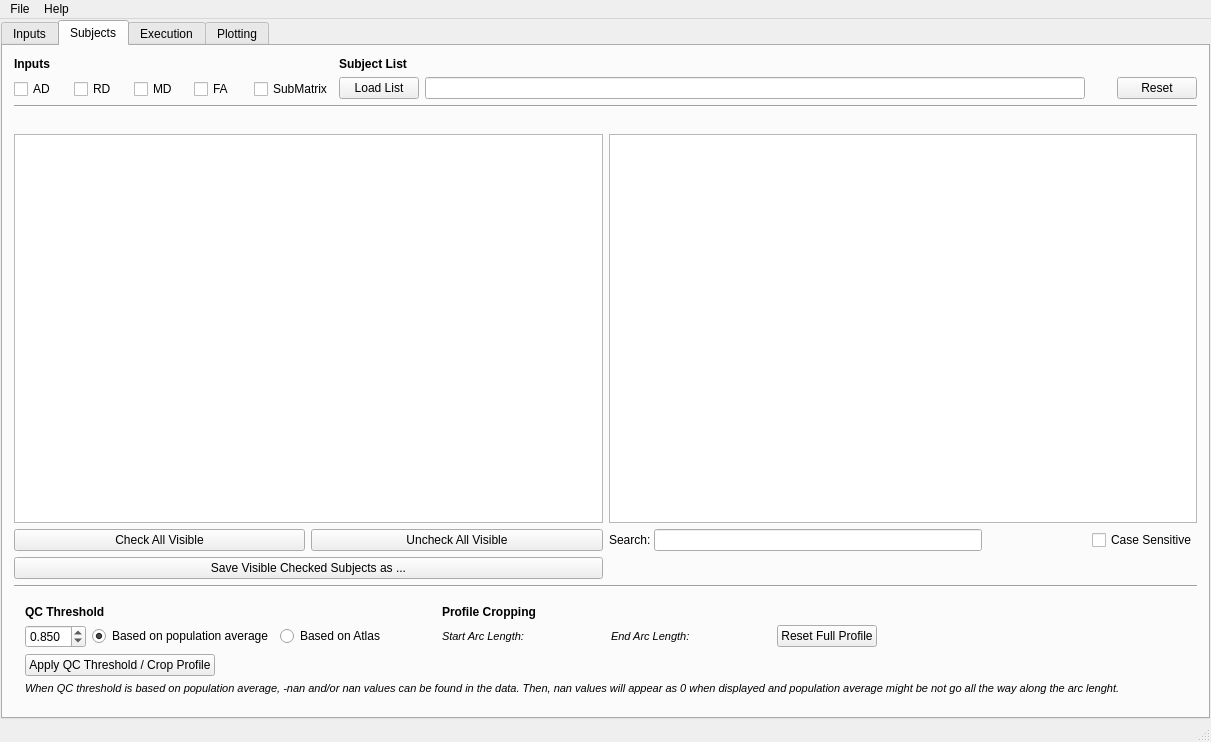
This is FADTTSWindow.ui in jeantm/FADTTS as Qt 5 draws it before an edit. The edited form follows.
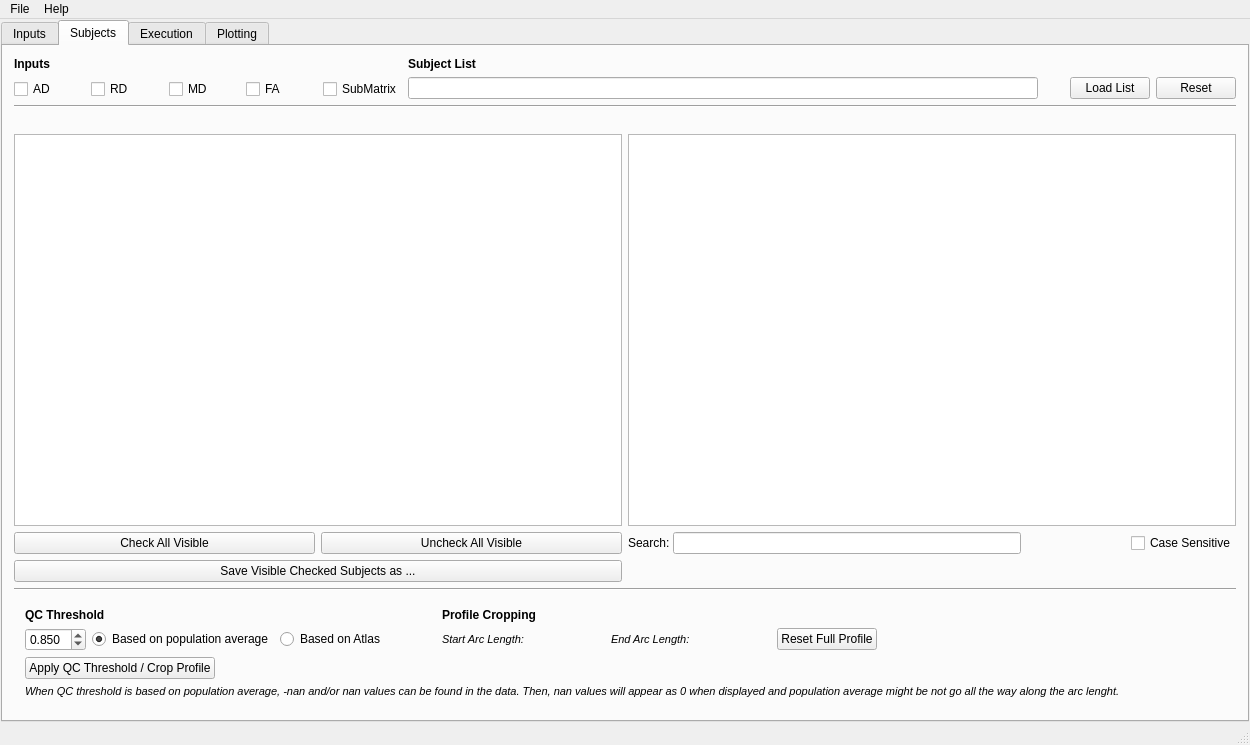
This is the edited form. The open tabs and pages were chosen to show the change. Icons and pictures are not drawn. Custom widgets are drawn as their Qt base class.

Commit message:
Project FADTTS Bug fixed
- if binary covariate only has 1 or 0, matlab would crash when plotting raw data and raw stats --> FIXED

The edit to the form file:
```diff
--- a/FADTTSWindow.ui
+++ b/FADTTSWindow.ui
@@ -9,8 +9,8 @@
    <rect>
     <x>0</x>
     <y>0</y>
-    <width>1211</width>
-    <height>742</height>
+    <width>1250</width>
+    <height>745</height>
    </rect>
   </property>
   <property name="sizePolicy">
@@ -875,434 +875,7 @@
         <string>Subjects</string>
        </attribute>
        <layout class="QGridLayout" name="gridLayout_5">
-        <item row="4" column="0" colspan="2">
-         <widget class="Line" name="subjectTab_line_2">
-          <property name="orientation">
-           <enum>Qt::Horizontal</enum>
-          </property>
-         </widget>
-        </item>
-        <item row="0" column="0">
-         <widget class="QWidget" name="subjectTab_inputAvailable_widget" native="true">
-          <property name="sizePolicy">
-           <sizepolicy hsizetype="Fixed" vsizetype="Preferred">
-            <horstretch>0</horstretch>
-            <verstretch>0</verstretch>
-           </sizepolicy>
-          </property>
-          <layout class="QGridLayout" name="gridLayout_9">
-           <property name="margin">
-            <number>0</number>
-           </property>
-           <item row="1" column="1">
-            <widget class="QCheckBox" name="para_subjectTab_adFile_checkBox">
-             <property name="sizePolicy">
-              <sizepolicy hsizetype="Preferred" vsizetype="Fixed">
-               <horstretch>0</horstretch>
-               <verstretch>0</verstretch>
-              </sizepolicy>
-             </property>
-             <property name="minimumSize">
-              <size>
-               <width>54</width>
-               <height>0</height>
-              </size>
-             </property>
-             <property name="text">
-              <string>AD </string>
-             </property>
-            </widget>
-           </item>
-           <item row="1" column="3">
-            <widget class="QCheckBox" name="para_subjectTab_rdFile_checkBox">
-             <property name="sizePolicy">
-              <sizepolicy hsizetype="Preferred" vsizetype="Fixed">
-               <horstretch>0</horstretch>
-               <verstretch>0</verstretch>
-              </sizepolicy>
-             </property>
-             <property name="minimumSize">
-              <size>
-               <width>54</width>
-               <height>0</height>
-              </size>
-             </property>
-             <property name="text">
-              <string>RD </string>
-             </property>
-            </widget>
-           </item>
-           <item row="0" column="1">
-            <widget class="QLabel" name="subjectTab_inputAvailable_label">
-             <property name="sizePolicy">
-              <sizepolicy hsizetype="Preferred" vsizetype="Preferred">
-               <horstretch>0</horstretch>
-               <verstretch>0</verstretch>
-              </sizepolicy>
-             </property>
-             <property name="text">
-              <string>&lt;html&gt;&lt;head/&gt;&lt;body&gt;&lt;p&gt;&lt;span style=&quot; font-weight:600;&quot;&gt;Inputs&lt;/span&gt;&lt;/p&gt;&lt;/body&gt;&lt;/html&gt;</string>
-             </property>
-             <property name="alignment">
-              <set>Qt::AlignLeading|Qt::AlignLeft|Qt::AlignTop</set>
-             </property>
-            </widget>
-           </item>
-           <item row="1" column="6">
-            <widget class="QCheckBox" name="para_subjectTab_subMatrixFile_checkBox">
-             <property name="sizePolicy">
-              <sizepolicy hsizetype="Preferred" vsizetype="Fixed">
-               <horstretch>0</horstretch>
-               <verstretch>0</verstretch>
-              </sizepolicy>
-             </property>
-             <property name="text">
-              <string>SubMatrix</string>
-             </property>
-            </widget>
-           </item>
-           <item row="1" column="4">
-            <widget class="QCheckBox" name="para_subjectTab_mdFile_checkBox">
-             <property name="sizePolicy">
-              <sizepolicy hsizetype="Preferred" vsizetype="Fixed">
-               <horstretch>0</horstretch>
-               <verstretch>0</verstretch>
-              </sizepolicy>
-             </property>
-             <property name="minimumSize">
-              <size>
-               <width>54</width>
-               <height>0</height>
-              </size>
-             </property>
-             <property name="text">
-              <string>MD </string>
-             </property>
-            </widget>
-           </item>
-           <item row="1" column="5">
-            <widget class="QCheckBox" name="para_subjectTab_faFile_checkBox">
-             <property name="sizePolicy">
-              <sizepolicy hsizetype="Preferred" vsizetype="Fixed">
-               <horstretch>0</horstretch>
-               <verstretch>0</verstretch>
-              </sizepolicy>
-             </property>
-             <property name="minimumSize">
-              <size>
-               <width>54</width>
-               <height>0</height>
-              </size>
-             </property>
-             <property name="text">
-              <string>FA </string>
-             </property>
-            </widget>
-           </item>
-          </layout>
-         </widget>
-        </item>
-        <item row="0" column="1">
-         <widget class="QWidget" name="subjectTab_subjectFile_widget" native="true">
-          <layout class="QGridLayout" name="gridLayout">
-           <property name="margin">
-            <number>0</number>
-           </property>
-           <item row="1" column="0">
-            <widget class="QPushButton" name="subjectTab_loadSubjectFile_PushButton">
-             <property name="sizePolicy">
-              <sizepolicy hsizetype="Fixed" vsizetype="Fixed">
-               <horstretch>0</horstretch>
-               <verstretch>0</verstretch>
-              </sizepolicy>
-             </property>
-             <property name="text">
-              <string>Load List</string>
-             </property>
-            </widget>
-           </item>
-           <item row="1" column="1">
-            <widget class="QLineEdit" name="para_subjectTab_subjectFile_lineEdit">
-             <property name="sizePolicy">
-              <sizepolicy hsizetype="Preferred" vsizetype="Fixed">
-               <horstretch>0</horstretch>
-               <verstretch>0</verstretch>
-              </sizepolicy>
-             </property>
-             <property name="minimumSize">
-              <size>
-               <width>630</width>
-               <height>0</height>
-              </size>
-             </property>
-            </widget>
-           </item>
-           <item row="1" column="2">
-            <widget class="QLabel" name="subjectTab_iconLoadSubjectFile_label">
-             <property name="sizePolicy">
-              <sizepolicy hsizetype="Fixed" vsizetype="Preferred">
-               <horstretch>0</horstretch>
-               <verstretch>0</verstretch>
-              </sizepolicy>
-             </property>
-             <property name="minimumSize">
-              <size>
-               <width>20</width>
-               <height>0</height>
-              </size>
-             </property>
-             <property name="text">
-              <string/>
-             </property>
-            </widget>
-           </item>
-           <item row="1" column="3">
-            <widget class="QPushButton" name="subjectTab_resetSubjectFile_pushButton">
-             <property name="sizePolicy">
-              <sizepolicy hsizetype="Fixed" vsizetype="Fixed">
-               <horstretch>0</horstretch>
-               <verstretch>0</verstretch>
-              </sizepolicy>
-             </property>
-             <property name="text">
-              <string>Reset</string>
-             </property>
-            </widget>
-           </item>
-           <item row="0" column="0">
-            <widget class="QLabel" name="subjectTab_subjectFile_label">
-             <property name="text">
-              <string>&lt;html&gt;&lt;head/&gt;&lt;body&gt;&lt;p&gt;&lt;span style=&quot; font-weight:600;&quot;&gt;Subject List&lt;/span&gt;&lt;/p&gt;&lt;/body&gt;&lt;/html&gt;</string>
-             </property>
-            </widget>
-           </item>
-          </layout>
-         </widget>
-        </item>
-        <item row="3" column="0" colspan="2">
-         <widget class="QWidget" name="subjectTab_subjectsList_widget" native="true">
-          <property name="sizePolicy">
-           <sizepolicy hsizetype="Expanding" vsizetype="Expanding">
-            <horstretch>0</horstretch>
-            <verstretch>0</verstretch>
-           </sizepolicy>
-          </property>
-          <layout class="QVBoxLayout" name="verticalLayout_5">
-           <property name="margin">
-            <number>0</number>
-           </property>
-           <item>
-            <layout class="QGridLayout" name="subjectTab_subjects_gridLayout">
-             <item row="2" column="1">
-              <widget class="QPushButton" name="subjectTab_unCheckAllVisible_pushButton">
-               <property name="sizePolicy">
-                <sizepolicy hsizetype="Preferred" vsizetype="Fixed">
-                 <horstretch>0</horstretch>
-                 <verstretch>0</verstretch>
-                </sizepolicy>
-               </property>
-               <property name="text">
-                <string>Uncheck All Visible</string>
-               </property>
-              </widget>
-             </item>
-             <item row="0" column="0">
-              <widget class="QLabel" name="subjectTab_checkedSubjectsInformation_label">
-               <property name="sizePolicy">
-                <sizepolicy hsizetype="Preferred" vsizetype="Fixed">
-                 <horstretch>0</horstretch>
-                 <verstretch>0</verstretch>
-                </sizepolicy>
-               </property>
-               <property name="minimumSize">
-                <size>
-                 <width>0</width>
-                 <height>0</height>
-                </size>
-               </property>
-               <property name="text">
-                <string/>
-               </property>
-              </widget>
-             </item>
-             <item row="0" column="1">
-              <widget class="QLabel" name="subjectTab_matchedSubjectsInformation_label">
-               <property name="sizePolicy">
-                <sizepolicy hsizetype="Preferred" vsizetype="Fixed">
-                 <horstretch>0</horstretch>
-                 <verstretch>0</verstretch>
-                </sizepolicy>
-               </property>
-               <property name="text">
-                <string/>
-               </property>
-               <property name="alignment">
-                <set>Qt::AlignRight|Qt::AlignTop|Qt::AlignTrailing</set>
-               </property>
-              </widget>
-             </item>
-             <item row="1" column="0" colspan="4">
-              <layout class="QHBoxLayout" name="subjectTab_subjectDisplay_horizontalLayout">
-               <item>
-                <widget class="QListWidget" name="subjectTab_matchedSubjectsInformation_listWidget">
-                 <property name="sizePolicy">
-                  <sizepolicy hsizetype="Expanding" vsizetype="Expanding">
-                   <horstretch>0</horstretch>
-                   <verstretch>0</verstretch>
-                  </sizepolicy>
-                 </property>
-                 <property name="minimumSize">
-                  <size>
-                   <width>0</width>
-                   <height>0</height>
-                  </size>
-                 </property>
-                 <property name="baseSize">
-                  <size>
-                   <width>0</width>
-                   <height>0</height>
-                  </size>
-                 </property>
-                </widget>
-               </item>
-               <item>
-                <widget class="QListWidget" name="subjectTab_unmatchedSubjectsInformation_listWidget">
-                 <property name="sizePolicy">
-                  <sizepolicy hsizetype="Expanding" vsizetype="Expanding">
-                   <horstretch>0</horstretch>
-                   <verstretch>0</verstretch>
-                  </sizepolicy>
-                 </property>
-                </widget>
-               </item>
-              </layout>
-             </item>
-             <item row="2" column="0">
-              <widget class="QPushButton" name="subjectTab_checkAllVisible_pushButton">
-               <property name="sizePolicy">
-                <sizepolicy hsizetype="Preferred" vsizetype="Fixed">
-                 <horstretch>0</horstretch>
-                 <verstretch>0</verstretch>
-                </sizepolicy>
-               </property>
-               <property name="text">
-                <string>Check All Visible</string>
-               </property>
-              </widget>
-             </item>
-             <item row="0" column="3">
-              <widget class="QLabel" name="subjectTab_unmatchedSubjectsInformation_label">
-               <property name="sizePolicy">
-                <sizepolicy hsizetype="Preferred" vsizetype="Fixed">
-                 <horstretch>0</horstretch>
-                 <verstretch>0</verstretch>
-                </sizepolicy>
-               </property>
-               <property name="text">
-                <string/>
-               </property>
-               <property name="alignment">
-                <set>Qt::AlignRight|Qt::AlignTrailing|Qt::AlignVCenter</set>
-               </property>
-              </widget>
-             </item>
-             <item row="3" column="0" colspan="2">
-              <widget class="QPushButton" name="subjectTab_saveCheckedSubjects_pushButton">
-               <property name="sizePolicy">
-                <sizepolicy hsizetype="Preferred" vsizetype="Fixed">
-                 <horstretch>0</horstretch>
-                 <verstretch>0</verstretch>
-                </sizepolicy>
-               </property>
-               <property name="text">
-                <string>Save Visible Checked Subjects as ...</string>
-               </property>
-              </widget>
-             </item>
-             <item row="2" column="2" colspan="2">
-              <layout class="QHBoxLayout" name="subjectTab_search_horizontalLayout">
-               <property name="spacing">
-                <number>0</number>
-               </property>
-               <item>
-                <widget class="QLabel" name="subjectTab_search_label">
-                 <property name="sizePolicy">
-                  <sizepolicy hsizetype="Fixed" vsizetype="Maximum">
-                   <horstretch>0</horstretch>
-                   <verstretch>0</verstretch>
-                  </sizepolicy>
-                 </property>
-                 <property name="text">
-                  <string>Search: </string>
-                 </property>
-                </widget>
-               </item>
-               <item>
-                <widget class="QLineEdit" name="subjectTab_search_lineEdit">
-                 <property name="sizePolicy">
-                  <sizepolicy hsizetype="Preferred" vsizetype="Fixed">
-                   <horstretch>0</horstretch>
-                   <verstretch>0</verstretch>
-                  </sizepolicy>
-                 </property>
-                </widget>
-               </item>
-               <item>
-                <widget class="QLabel" name="subjectTab_nbrFound_label">
-                 <property name="sizePolicy">
-                  <sizepolicy hsizetype="Fixed" vsizetype="Preferred">
-                   <horstretch>0</horstretch>
-                   <verstretch>0</verstretch>
-                  </sizepolicy>
-                 </property>
-                 <property name="minimumSize">
-                  <size>
-                   <width>110</width>
-                   <height>0</height>
-                  </size>
-                 </property>
-                 <property name="text">
-                  <string/>
-                 </property>
-                 <property name="alignment">
-                  <set>Qt::AlignCenter</set>
-                 </property>
-                 <property name="margin">
-                  <number>1</number>
-                 </property>
-                </widget>
-               </item>
-               <item>
-                <widget class="QCheckBox" name="subjectTab_caseSensitive_checkBox">
-                 <property name="sizePolicy">
-                  <sizepolicy hsizetype="Fixed" vsizetype="Fixed">
-                   <horstretch>0</horstretch>
-                   <verstretch>0</verstretch>
-                  </sizepolicy>
-                 </property>
-                 <property name="text">
-                  <string>Case Sensitive</string>
-                 </property>
-                 <property name="checked">
-                  <bool>false</bool>
-                 </property>
-                </widget>
-               </item>
-              </layout>
-             </item>
-            </layout>
-           </item>
-          </layout>
-         </widget>
-        </item>
-        <item row="2" column="0" colspan="2">
-         <widget class="Line" name="subjectTab_line">
-          <property name="orientation">
-           <enum>Qt::Horizontal</enum>
-          </property>
-         </widget>
-        </item>
-        <item row="5" column="0" colspan="2">
+        <item row="6" column="0" colspan="2">
          <widget class="QWidget" name="subjectTab_qcThreshold_widget" native="true">
           <property name="sizePolicy">
            <sizepolicy hsizetype="Preferred" vsizetype="Preferred">
@@ -1533,6 +1106,417 @@
           </layout>
          </widget>
         </item>
+        <item row="3" column="0" colspan="2">
+         <widget class="Line" name="subjectTab_line">
+          <property name="orientation">
+           <enum>Qt::Horizontal</enum>
+          </property>
+         </widget>
+        </item>
+        <item row="4" column="0" colspan="2">
+         <widget class="QWidget" name="subjectTab_subjectsList_widget" native="true">
+          <property name="sizePolicy">
+           <sizepolicy hsizetype="Expanding" vsizetype="Expanding">
+            <horstretch>0</horstretch>
+            <verstretch>0</verstretch>
+           </sizepolicy>
+          </property>
+          <layout class="QVBoxLayout" name="verticalLayout_5">
+           <property name="margin">
+            <number>0</number>
+           </property>
+           <item>
+            <layout class="QGridLayout" name="subjectTab_subjects_gridLayout">
+             <item row="2" column="1">
+              <widget class="QPushButton" name="subjectTab_unCheckAllVisible_pushButton">
+               <property name="sizePolicy">
+                <sizepolicy hsizetype="Preferred" vsizetype="Fixed">
+                 <horstretch>0</horstretch>
+                 <verstretch>0</verstretch>
+                </sizepolicy>
+               </property>
+               <property name="text">
+                <string>Uncheck All Visible</string>
+               </property>
+              </widget>
+             </item>
+             <item row="0" column="0">
+              <widget class="QLabel" name="subjectTab_checkedSubjectsInformation_label">
+               <property name="sizePolicy">
+                <sizepolicy hsizetype="Preferred" vsizetype="Fixed">
+                 <horstretch>0</horstretch>
+                 <verstretch>0</verstretch>
+                </sizepolicy>
+               </property>
+               <property name="minimumSize">
+                <size>
+                 <width>0</width>
+                 <height>0</height>
+                </size>
+               </property>
+               <property name="text">
+                <string/>
+               </property>
+              </widget>
+             </item>
+             <item row="0" column="1">
+              <widget class="QLabel" name="subjectTab_matchedSubjectsInformation_label">
+               <property name="sizePolicy">
+                <sizepolicy hsizetype="Preferred" vsizetype="Fixed">
+                 <horstretch>0</horstretch>
+                 <verstretch>0</verstretch>
+                </sizepolicy>
+               </property>
+               <property name="text">
+                <string/>
+               </property>
+               <property name="alignment">
+                <set>Qt::AlignRight|Qt::AlignTop|Qt::AlignTrailing</set>
+               </property>
+              </widget>
+             </item>
+             <item row="1" column="0" colspan="4">
+              <layout class="QHBoxLayout" name="subjectTab_subjectDisplay_horizontalLayout">
+               <item>
+                <widget class="QListWidget" name="subjectTab_matchedSubjectsInformation_listWidget">
+                 <property name="sizePolicy">
+                  <sizepolicy hsizetype="Expanding" vsizetype="Expanding">
+                   <horstretch>0</horstretch>
+                   <verstretch>0</verstretch>
+                  </sizepolicy>
+                 </property>
+                 <property name="minimumSize">
+                  <size>
+                   <width>0</width>
+                   <height>0</height>
+                  </size>
+                 </property>
+                 <property name="baseSize">
+                  <size>
+                   <width>0</width>
+                   <height>0</height>
+                  </size>
+                 </property>
+                </widget>
+               </item>
+               <item>
+                <widget class="QListWidget" name="subjectTab_unmatchedSubjectsInformation_listWidget">
+                 <property name="sizePolicy">
+                  <sizepolicy hsizetype="Expanding" vsizetype="Expanding">
+                   <horstretch>0</horstretch>
+                   <verstretch>0</verstretch>
+                  </sizepolicy>
+                 </property>
+                </widget>
+               </item>
+              </layout>
+             </item>
+             <item row="2" column="0">
+              <widget class="QPushButton" name="subjectTab_checkAllVisible_pushButton">
+               <property name="sizePolicy">
+                <sizepolicy hsizetype="Preferred" vsizetype="Fixed">
+                 <horstretch>0</horstretch>
+                 <verstretch>0</verstretch>
+                </sizepolicy>
+               </property>
+               <property name="text">
+                <string>Check All Visible</string>
+               </property>
+              </widget>
+             </item>
+             <item row="0" column="3">
+              <widget class="QLabel" name="subjectTab_unmatchedSubjectsInformation_label">
+               <property name="sizePolicy">
+                <sizepolicy hsizetype="Preferred" vsizetype="Fixed">
+                 <horstretch>0</horstretch>
+                 <verstretch>0</verstretch>
+                </sizepolicy>
+               </property>
+               <property name="text">
+                <string/>
+               </property>
+               <property name="alignment">
+                <set>Qt::AlignRight|Qt::AlignTrailing|Qt::AlignVCenter</set>
+               </property>
+              </widget>
+             </item>
+             <item row="3" column="0" colspan="2">
+              <widget class="QPushButton" name="subjectTab_saveCheckedSubjects_pushButton">
+               <property name="sizePolicy">
+                <sizepolicy hsizetype="Preferred" vsizetype="Fixed">
+                 <horstretch>0</horstretch>
+                 <verstretch>0</verstretch>
+                </sizepolicy>
+               </property>
+               <property name="text">
+                <string>Save Visible Checked Subjects as ...</string>
+               </property>
+              </widget>
+             </item>
+             <item row="2" column="2" colspan="2">
+              <layout class="QHBoxLayout" name="subjectTab_search_horizontalLayout">
+               <property name="spacing">
+                <number>0</number>
+               </property>
+               <item>
+                <widget class="QLabel" name="subjectTab_search_label">
+                 <property name="sizePolicy">
+                  <sizepolicy hsizetype="Fixed" vsizetype="Maximum">
+                   <horstretch>0</horstretch>
+                   <verstretch>0</verstretch>
+                  </sizepolicy>
+                 </property>
+                 <property name="text">
+                  <string>Search: </string>
+                 </property>
+                </widget>
+               </item>
+               <item>
+                <widget class="QLineEdit" name="subjectTab_search_lineEdit">
+                 <property name="sizePolicy">
+                  <sizepolicy hsizetype="Preferred" vsizetype="Fixed">
+                   <horstretch>0</horstretch>
+                   <verstretch>0</verstretch>
+                  </sizepolicy>
+                 </property>
+                </widget>
+               </item>
+               <item>
+                <widget class="QLabel" name="subjectTab_nbrFound_label">
+                 <property name="sizePolicy">
+                  <sizepolicy hsizetype="Fixed" vsizetype="Preferred">
+                   <horstretch>0</horstretch>
+                   <verstretch>0</verstretch>
+                  </sizepolicy>
+                 </property>
+                 <property name="minimumSize">
+                  <size>
+                   <width>110</width>
+                   <height>0</height>
+                  </size>
+                 </property>
+                 <property name="text">
+                  <string/>
+                 </property>
+                 <property name="alignment">
+                  <set>Qt::AlignCenter</set>
+                 </property>
+                 <property name="margin">
+                  <number>1</number>
+                 </property>
+                </widget>
+               </item>
+               <item>
+                <widget class="QCheckBox" name="subjectTab_caseSensitive_checkBox">
+                 <property name="sizePolicy">
+                  <sizepolicy hsizetype="Fixed" vsizetype="Fixed">
+                   <horstretch>0</horstretch>
+                   <verstretch>0</verstretch>
+                  </sizepolicy>
+                 </property>
+                 <property name="text">
+                  <string>Case Sensitive</string>
+                 </property>
+                 <property name="checked">
+                  <bool>false</bool>
+                 </property>
+                </widget>
+               </item>
+              </layout>
+             </item>
+            </layout>
+           </item>
+          </layout>
+         </widget>
+        </item>
+        <item row="5" column="0" colspan="2">
+         <widget class="Line" name="subjectTab_line_2">
+          <property name="orientation">
+           <enum>Qt::Horizontal</enum>
+          </property>
+         </widget>
+        </item>
+        <item row="1" column="1">
+         <layout class="QGridLayout" name="subjectTab_subjectFile_gridLayout">
+          <item row="0" column="0">
+           <widget class="QLabel" name="subjectTab_subjectFile_label">
+            <property name="text">
+             <string>&lt;html&gt;&lt;head/&gt;&lt;body&gt;&lt;p&gt;&lt;span style=&quot; font-weight:600;&quot;&gt;Subject List&lt;/span&gt;&lt;/p&gt;&lt;/body&gt;&lt;/html&gt;</string>
+            </property>
+           </widget>
+          </item>
+          <item row="1" column="1">
+           <widget class="QLabel" name="subjectTab_iconLoadSubjectFile_label">
+            <property name="sizePolicy">
+             <sizepolicy hsizetype="Fixed" vsizetype="Preferred">
+              <horstretch>0</horstretch>
+              <verstretch>0</verstretch>
+             </sizepolicy>
+            </property>
+            <property name="minimumSize">
+             <size>
+              <width>20</width>
+              <height>0</height>
+             </size>
+            </property>
+            <property name="text">
+             <string/>
+            </property>
+           </widget>
+          </item>
+          <item row="1" column="0">
+           <widget class="QLineEdit" name="para_subjectTab_subjectFile_lineEdit">
+            <property name="sizePolicy">
+             <sizepolicy hsizetype="Preferred" vsizetype="Fixed">
+              <horstretch>0</horstretch>
+              <verstretch>0</verstretch>
+             </sizepolicy>
+            </property>
+            <property name="minimumSize">
+             <size>
+              <width>630</width>
+              <height>0</height>
+             </size>
+            </property>
+           </widget>
+          </item>
+          <item row="1" column="2">
+           <widget class="QPushButton" name="subjectTab_loadSubjectFile_PushButton">
+            <property name="sizePolicy">
+             <sizepolicy hsizetype="Fixed" vsizetype="Fixed">
+              <horstretch>0</horstretch>
+              <verstretch>0</verstretch>
+             </sizepolicy>
+            </property>
+            <property name="text">
+             <string>Load List</string>
+            </property>
+           </widget>
+          </item>
+          <item row="1" column="3">
+           <widget class="QPushButton" name="subjectTab_resetSubjectFile_pushButton">
+            <property name="sizePolicy">
+             <sizepolicy hsizetype="Fixed" vsizetype="Fixed">
+              <horstretch>0</horstretch>
+              <verstretch>0</verstretch>
+             </sizepolicy>
+            </property>
+            <property name="text">
+             <string>Reset</string>
+            </property>
+           </widget>
+          </item>
+         </layout>
+        </item>
+        <item row="1" column="0">
+         <layout class="QGridLayout" name="subjectTab_inputAvailable_gridLayout">
+          <item row="1" column="1">
+           <widget class="QCheckBox" name="para_subjectTab_rdFile_checkBox">
+            <property name="sizePolicy">
+             <sizepolicy hsizetype="Preferred" vsizetype="Fixed">
+              <horstretch>0</horstretch>
+              <verstretch>0</verstretch>
+             </sizepolicy>
+            </property>
+            <property name="minimumSize">
+             <size>
+              <width>54</width>
+              <height>0</height>
+             </size>
+            </property>
+            <property name="text">
+             <string>RD </string>
+            </property>
+           </widget>
+          </item>
+          <item row="1" column="2">
+           <widget class="QCheckBox" name="para_subjectTab_mdFile_checkBox">
+            <property name="sizePolicy">
+             <sizepolicy hsizetype="Preferred" vsizetype="Fixed">
+              <horstretch>0</horstretch>
+              <verstretch>0</verstretch>
+             </sizepolicy>
+            </property>
+            <property name="minimumSize">
+             <size>
+              <width>54</width>
+              <height>0</height>
+             </size>
+            </property>
+            <property name="text">
+             <string>MD </string>
+            </property>
+           </widget>
+          </item>
+          <item row="0" column="0">
+           <widget class="QLabel" name="subjectTab_inputAvailable_label">
+            <property name="sizePolicy">
+             <sizepolicy hsizetype="Preferred" vsizetype="Preferred">
+              <horstretch>0</horstretch>
+              <verstretch>0</verstretch>
+             </sizepolicy>
+            </property>
+            <property name="text">
+             <string>&lt;html&gt;&lt;head/&gt;&lt;body&gt;&lt;p&gt;&lt;span style=&quot; font-weight:600;&quot;&gt;Inputs&lt;/span&gt;&lt;/p&gt;&lt;/body&gt;&lt;/html&gt;</string>
+            </property>
+            <property name="alignment">
+             <set>Qt::AlignLeading|Qt::AlignLeft|Qt::AlignTop</set>
+            </property>
+           </widget>
+          </item>
+          <item row="1" column="0">
+           <widget class="QCheckBox" name="para_subjectTab_adFile_checkBox">
+            <property name="sizePolicy">
+             <sizepolicy hsizetype="Preferred" vsizetype="Fixed">
+              <horstretch>0</horstretch>
+              <verstretch>0</verstretch>
+             </sizepolicy>
+            </property>
+            <property name="minimumSize">
+             <size>
+              <width>54</width>
+              <height>0</height>
+             </size>
+            </property>
+            <property name="text">
+             <string>AD </string>
+            </property>
+           </widget>
+          </item>
+          <item row="1" column="3">
+           <widget class="QCheckBox" name="para_subjectTab_faFile_checkBox">
+            <property name="sizePolicy">
+             <sizepolicy hsizetype="Preferred" vsizetype="Fixed">
+              <horstretch>0</horstretch>
+              <verstretch>0</verstretch>
+             </sizepolicy>
+            </property>
+            <property name="minimumSize">
+             <size>
+              <width>54</width>
+              <height>0</height>
+             </size>
+            </property>
+            <property name="text">
+             <string>FA </string>
+            </property>
+           </widget>
+          </item>
+          <item row="1" column="4">
+           <widget class="QCheckBox" name="para_subjectTab_subMatrixFile_checkBox">
+            <property name="sizePolicy">
+             <sizepolicy hsizetype="Preferred" vsizetype="Fixed">
+              <horstretch>0</horstretch>
+              <verstretch>0</verstretch>
+             </sizepolicy>
+            </property>
+            <property name="text">
+             <string>SubMatrix</string>
+            </property>
+           </widget>
+          </item>
+         </layout>
+        </item>
        </layout>
       </widget>
       <widget class="QWidget" name="executionTab">
@@ -3380,7 +3364,7 @@
     <rect>
      <x>0</x>
      <y>0</y>
-     <width>1211</width>
+     <width>1250</width>
      <height>24</height>
     </rect>
    </property>
```
Left out of the diff: 54 changed lines with no effect on the pictures. The commit also changes 1 other file.
